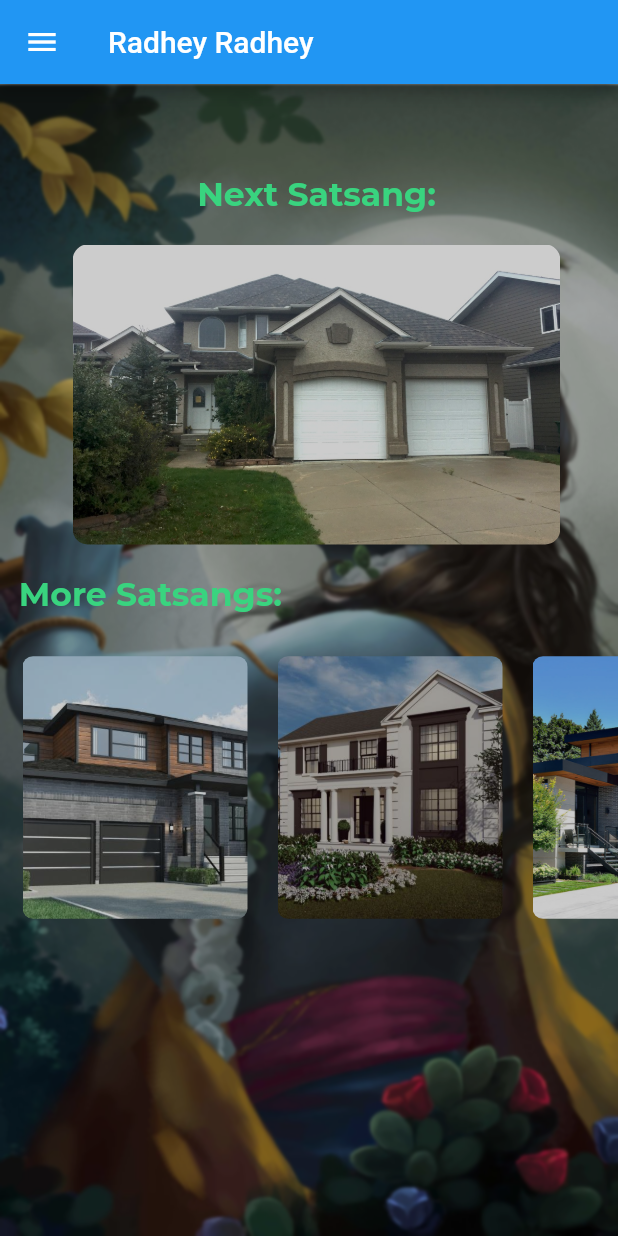
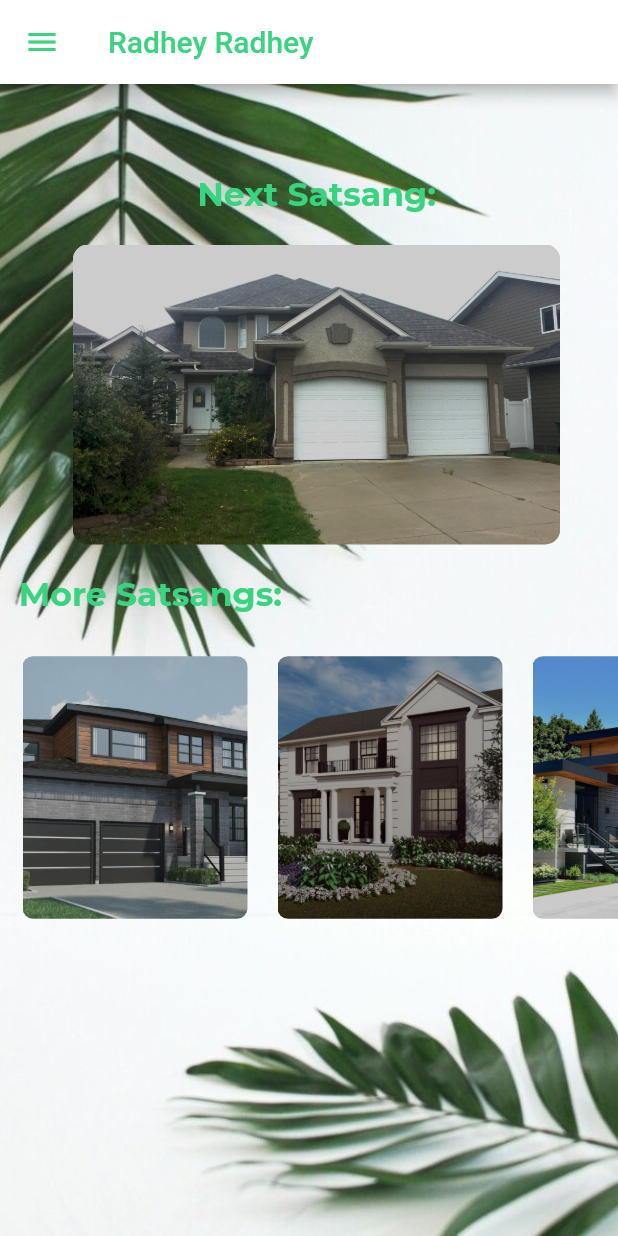
Before and after one commit to nanduu04/satsung, a Flutter app: the screen it shows once a user with an empty profile is signed in, on a phone screen of 412 x 824 dp. Run offline on Flutter 3.47's test engine with Material 2 defaults, Android fonts, the phone set to English and light mode, and no system bars; drawn by our look-alikes of flip_card; our stand-ins replace cloud_firestore, firebase_auth, flutter_spinkit, google_fonts, typicons_flutter; missing offline and left inert: flutter_plugin_pdf_viewer; accounts and stored records are empty.

Commit message:
changed few stylings

```diff
--- a/satsung_flutter/lib/screens/home/home.dart
+++ b/satsung_flutter/lib/screens/home/home.dart
@@ -53,9 +53,9 @@
             ),
           ),
           BackdropFilter(
-             filter: new ImageFilter.blur(sigmaX: 1, sigmaY: 1),
+             filter: new ImageFilter.blur(sigmaX: 0, sigmaY: 0),
             child: Container(
-              decoration: BoxDecoration(color: Colors.black.withOpacity(0.2)),
+              decoration: BoxDecoration(color: Colors.black.withOpacity(0)),
             ),
           ),
           Padding(
--- a/satsung_flutter/lib/screens/home/home1.dart
+++ b/satsung_flutter/lib/screens/home/home1.dart
@@ -1,5 +1,6 @@
 
 
+import 'package:flutter/services.dart';
 import 'package:satsung/services/auth.dart';
 import 'package:flutter/material.dart';
 import 'package:satsung/screens/contact/contactus.dart';
@@ -29,13 +30,18 @@
     });
   }
 
+
   @override
   Widget build(BuildContext context) {
 
     return Scaffold(
-      appBar: AppBar(
-          title: Text("Radhey Radhey"), backgroundColor: Colors.blue,
-            ),
+         appBar: AppBar(
+          iconTheme: IconThemeData(
+          color: Color(0xff39d47f), //change your color here
+        ),
+          title: Text("Radhey Radhey", style: TextStyle(decoration: TextDecoration.none, color: Color(0xff39d47f)),),
+         backgroundColor: Colors.white,
+        ),
 
       drawer: Drawer(
 
@@ -45,34 +51,61 @@
           padding: EdgeInsets.zero,
           children: <Widget>[
             DrawerHeader(
-              child: Text('Radhey Radhey',style: TextStyle( decoration: TextDecoration.underline,
-              fontWeight: FontWeight.bold, color: Colors.black
+              child: Text('',style: TextStyle( decoration: TextDecoration.underline,
+              fontWeight: FontWeight.bold, color: Color(0xff39d47f), fontSize: 20, backgroundColor: Colors.green,
               ),
             ),
             decoration: BoxDecoration(
             image: DecorationImage(
-                image: AssetImage('assets/mk.jpg'), fit: BoxFit.cover)
+                image: AssetImage('assets/rk.png'), fit: BoxFit.cover),
+            ),
+            ),
+            new Container(
+                child: ListTile(
+               leading: Icon(Icons.picture_as_pdf),
+              title: Text('Files' ,style: TextStyle( decoration: TextDecoration.none,
+              fontWeight: FontWeight.bold, color: Color(0xff39d47f), fontSize: 20,)),
+
+               onTap: () {
+                  Navigator.push(
+                      context,
+                      MaterialPageRoute(builder: (context) => File())
+                  );
+                },
 
             ),
+
+            decoration:
+              new BoxDecoration(
+                border: new Border(
+                    bottom: new BorderSide()
+                )
+            )
+            ,
+
             ),
-            ListTile(
-              title: Text('Contact'),
+
+           new Container(
+               child: ListTile(
+                 leading: Icon(Icons.contacts),
+              title: Text('Contact', style: TextStyle( decoration: TextDecoration.none,
+              fontWeight: FontWeight.bold, color: Color(0xff39d47f), fontSize: 20,)),
               onTap: () {
                   Navigator.push(
                       context,
                       MaterialPageRoute(builder: (context) => Contact())
                   );
                 },
+
             ),
-            ListTile(
-              title: Text('Files'),
-              onTap: () {
-                  Navigator.push(
-                      context,
-                      MaterialPageRoute(builder: (context) => File())
-                  );
-                },
-            ),
+            decoration:
+              new BoxDecoration(
+                border: new Border(
+                    bottom: new BorderSide()
+                )
+            )
+           ),
+
              FlatButton.icon(
               label: Text('logout'),
                icon: Icon(Icons.person),
```
Also changed, not shown: satsung_flutter/assets/92950149_4132597823431974_3455604337013686272_o.jpg (deleted), satsung_flutter/assets/mk.jpg, satsung_flutter/assets/mk.png (added).
